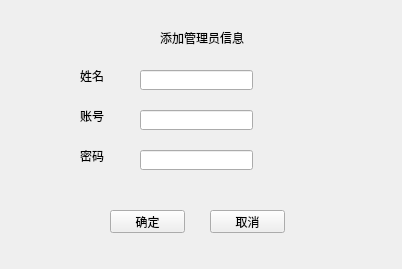
Old version of the form admin/admin_addmanager.ui in the repository wo16pao/MS.
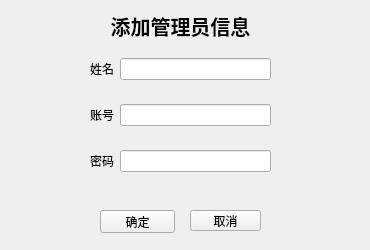
New version of the form.

Patch:
```diff
--- a/admin/admin_addmanager.ui
+++ b/admin/admin_addmanager.ui
@@ -6,8 +6,8 @@
    <rect>
     <x>0</x>
     <y>0</y>
-    <width>402</width>
-    <height>269</height>
+    <width>370</width>
+    <height>250</height>
    </rect>
   </property>
   <property name="windowTitle">
@@ -16,10 +16,10 @@
   <widget class="QPushButton" name="pushButton_2">
    <property name="geometry">
     <rect>
-     <x>210</x>
+     <x>190</x>
      <y>210</y>
-     <width>75</width>
-     <height>23</height>
+     <width>71</width>
+     <height>21</height>
     </rect>
    </property>
    <property name="text">
@@ -29,7 +29,7 @@
   <widget class="QPushButton" name="pushButton">
    <property name="geometry">
     <rect>
-     <x>110</x>
+     <x>100</x>
      <y>210</y>
      <width>75</width>
      <height>23</height>
@@ -39,100 +39,83 @@
     <string>确定</string>
    </property>
   </widget>
-  <widget class="QLineEdit" name="lineEdit">
-   <property name="geometry">
-    <rect>
-     <x>140</x>
-     <y>70</y>
-     <width>113</width>
-     <height>20</height>
-    </rect>
-   </property>
-  </widget>
   <widget class="QLabel" name="label_result">
    <property name="geometry">
     <rect>
-     <x>40</x>
-     <y>220</y>
-     <width>54</width>
-     <height>12</height>
+     <x>10</x>
+     <y>210</y>
+     <width>81</width>
+     <height>21</height>
     </rect>
    </property>
    <property name="text">
     <string/>
    </property>
   </widget>
-  <widget class="QLineEdit" name="lineEdit_2">
-   <property name="geometry">
-    <rect>
-     <x>140</x>
-     <y>110</y>
-     <width>113</width>
-     <height>20</height>
-    </rect>
-   </property>
-  </widget>
-  <widget class="QLabel" name="label_3">
-   <property name="geometry">
-    <rect>
-     <x>80</x>
-     <y>110</y>
-     <width>54</width>
-     <height>12</height>
-    </rect>
-   </property>
-   <property name="text">
-    <string>账号</string>
-   </property>
-  </widget>
   <widget class="QLabel" name="label">
    <property name="geometry">
     <rect>
-     <x>160</x>
-     <y>30</y>
-     <width>91</width>
-     <height>16</height>
+     <x>100</x>
+     <y>10</y>
+     <width>161</width>
+     <height>31</height>
     </rect>
    </property>
+   <property name="font">
+    <font>
+     <pointsize>15</pointsize>
+     <weight>75</weight>
+     <bold>true</bold>
+    </font>
+   </property>
    <property name="text">
     <string>添加管理员信息</string>
    </property>
-  </widget>
-  <widget class="QLineEdit" name="lineEdit_3">
-   <property name="geometry">
-    <rect>
-     <x>140</x>
-     <y>150</y>
-     <width>113</width>
-     <height>20</height>
-    </rect>
+   <property name="alignment">
+    <set>Qt::AlignCenter</set>
    </property>
   </widget>
-  <widget class="QLabel" name="label_4">
+  <widget class="QWidget" name="widget" native="true">
    <property name="geometry">
     <rect>
-     <x>80</x>
-     <y>150</y>
-     <width>54</width>
-     <height>12</height>
+     <x>90</x>
+     <y>40</y>
+     <width>181</width>
+     <height>151</height>
     </rect>
    </property>
-   <property name="text">
-    <string>密码</string>
-   </property>
-  </widget>
-  <widget class="QLabel" name="label_2">
-   <property name="geometry">
-    <rect>
-     <x>80</x>
-     <y>70</y>
-     <width>54</width>
-     <height>12</height>
-    </rect>
-   </property>
-   <property name="text">
-    <string>姓名</string>
-   </property>
+   <layout class="QGridLayout" name="gridLayout">
+    <item row="0" column="0">
+     <widget class="QLabel" name="label_2">
+      <property name="text">
+       <string>姓名</string>
+      </property>
+     </widget>
+    </item>
+    <item row="0" column="1">
+     <widget class="QLineEdit" name="lineEdit"/>
+    </item>
+    <item row="1" column="0">
+     <widget class="QLabel" name="label_3">
+      <property name="text">
+       <string>账号</string>
+      </property>
+     </widget>
+    </item>
+    <item row="1" column="1">
+     <widget class="QLineEdit" name="lineEdit_2"/>
+    </item>
+    <item row="2" column="0">
+     <widget class="QLabel" name="label_4">
+      <property name="text">
+       <string>密码</string>
+      </property>
+     </widget>
+    </item>
+    <item row="2" column="1">
+     <widget class="QLineEdit" name="lineEdit_3"/>
+    </item>
+   </layout>
   </widget>
  </widget>
  <resources/>
```
